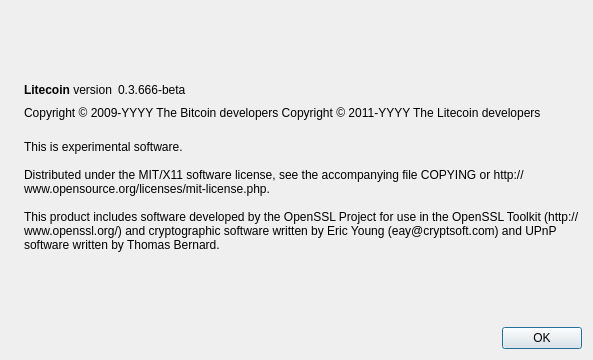
Above: src/qt/forms/aboutdialog.ui from JustinAmi/Sy_Lite_Diff before the change. Below: the same form after it.
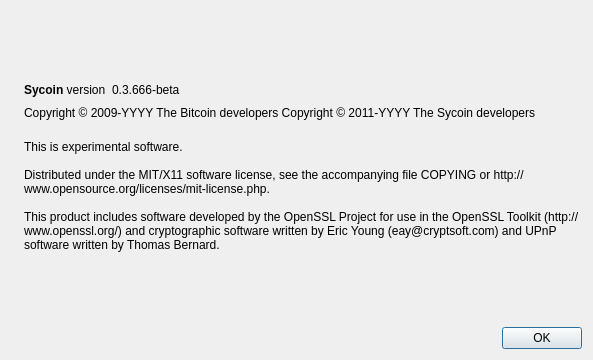
That is the form after the change. Icons and pictures are not drawn.

Patch:
```diff
--- a/src/qt/forms/aboutdialog.ui
+++ b/src/qt/forms/aboutdialog.ui
@@ -50,7 +50,7 @@
           <cursorShape>IBeamCursor</cursorShape>
          </property>
          <property name="text">
-          <string>&lt;b&gt;Litecoin&lt;/b&gt; version</string>
+          <string>&lt;b&gt;Sycoin&lt;/b&gt; version</string>
          </property>
          <property name="textInteractionFlags">
           <set>Qt::LinksAccessibleByMouse|Qt::TextSelectableByKeyboard|Qt::TextSelectableByMouse</set>
@@ -92,7 +92,7 @@
        </property>
        <property name="text">
         <string notr="true">Copyright &amp;copy; 2009-YYYY The Bitcoin developers
-Copyright &amp;copy; 2011-YYYY The Litecoin developers</string>
+Copyright &amp;copy; 2011-YYYY The Sycoin developers</string>
        </property>
        <property name="textFormat">
         <enum>Qt::RichText</enum>
```
Left out of the diff: 2 changed lines with no effect on the pictures.
